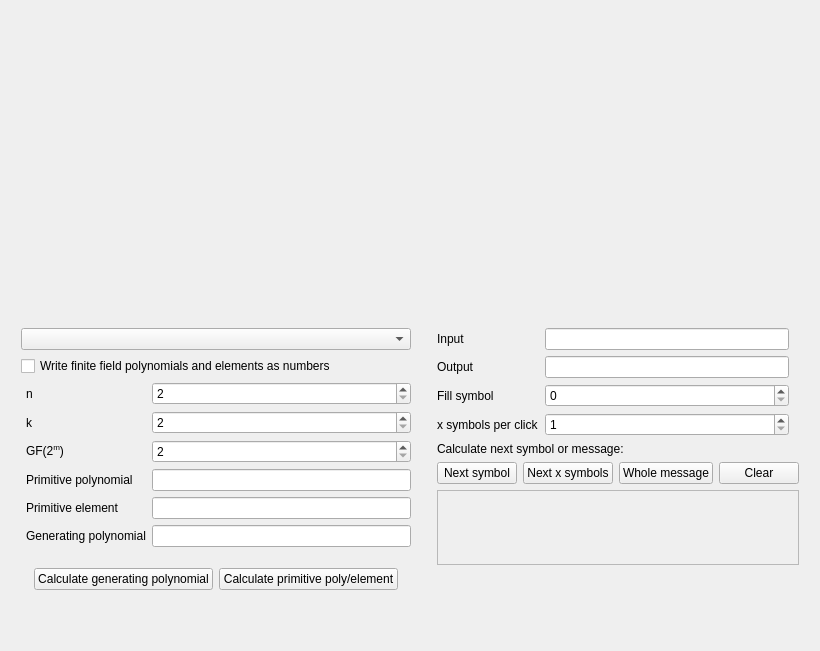
Old version of the form src/phyether/gui/ui/rs_register_widget.ui in the repository iwanicki92/Ethernet-physical-layer-simulator.
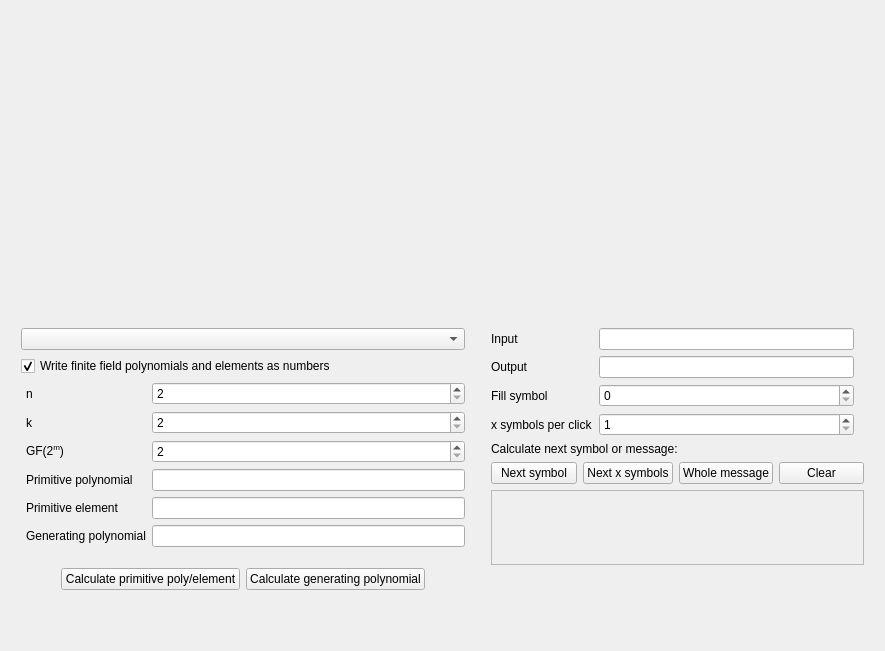
New version of the form.

Commit message: gui: RS-BCH: fix algorithm, add validators, fix display

What changed in the file:
```diff
--- a/src/phyether/gui/ui/rs_register_widget.ui
+++ b/src/phyether/gui/ui/rs_register_widget.ui
@@ -6,7 +6,7 @@
    <rect>
     <x>0</x>
     <y>0</y>
-    <width>820</width>
+    <width>885</width>
     <height>651</height>
    </rect>
   </property>
@@ -106,7 +106,7 @@
             <string>Write finite field polynomials and elements as numbers</string>
            </property>
            <property name="checked">
-            <bool>false</bool>
+            <bool>true</bool>
            </property>
           </widget>
          </item>
@@ -168,7 +168,7 @@
               <number>2</number>
              </property>
              <property name="maximum">
-              <number>18</number>
+              <number>30</number>
              </property>
             </widget>
            </item>
@@ -190,7 +190,11 @@
             </widget>
            </item>
            <item row="4" column="1">
-            <widget class="QLineEdit" name="rs_primitive_element_lineEdit"/>
+            <widget class="QLineEdit" name="rs_primitive_element_lineEdit">
+             <property name="readOnly">
+              <bool>true</bool>
+             </property>
+            </widget>
            </item>
            <item row="5" column="0">
             <widget class="QLabel" name="label_11">
@@ -226,13 +230,6 @@
              </property>
             </spacer>
            </item>
-           <item>
-            <widget class="QPushButton" name="calculate_gen_poly_pushButton">
-             <property name="text">
-              <string>Calculate generating polynomial</string>
-             </property>
-            </widget>
-           </item>
            <item>
             <widget class="QPushButton" name="calculate_primitives_pushButton">
              <property name="text">
@@ -240,6 +237,13 @@
              </property>
             </widget>
            </item>
+           <item>
+            <widget class="QPushButton" name="calculate_gen_poly_pushButton">
+             <property name="text">
+              <string>Calculate generating polynomial</string>
+             </property>
+            </widget>
+           </item>
            <item>
             <spacer name="horizontalSpacer_3">
              <property name="orientation">
@@ -392,7 +396,7 @@
              <rect>
               <x>0</x>
               <y>0</y>
-              <width>301</width>
+              <width>387</width>
               <height>74</height>
              </rect>
             </property>
```
Left out of the diff: 24 changed lines with no effect on the pictures. The commit also changes 4 other files.
